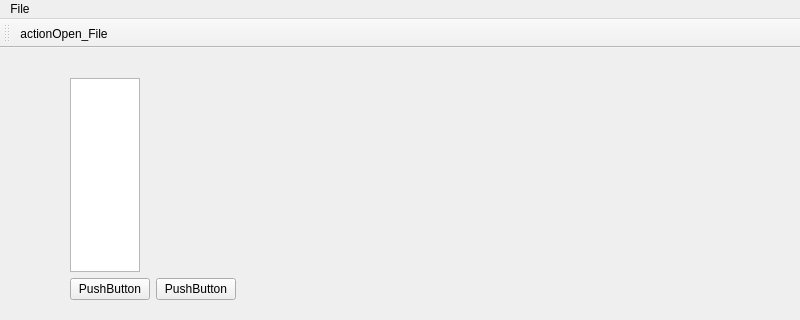
MitchellSarfo/2025_20697488, file Worksheet6/Worksheet6_GUI/mainwindow.ui: the form before one commit; both pictures show x 0 to 800 and y 0 to 320 of the 800 by 600 pixel window.
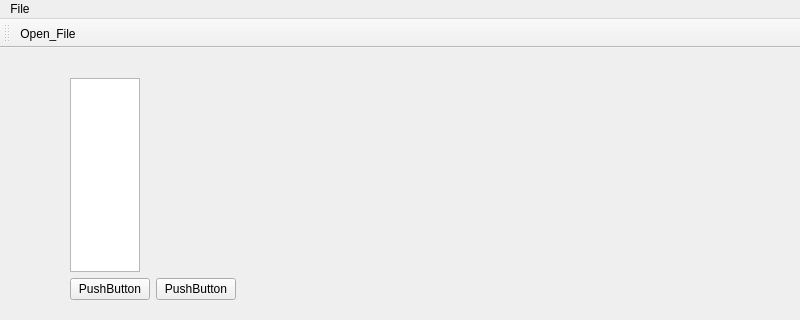
The form after the commit. Icons and pictures are not drawn.

Commit message: WS6: progress up to toolbar/icons step

The edit to the form file:
```diff
--- a/Worksheet6/Worksheet6_GUI/mainwindow.ui
+++ b/Worksheet6/Worksheet6_GUI/mainwindow.ui
@@ -103,6 +103,9 @@
    <property name="windowTitle">
     <string>toolBar</string>
    </property>
+   <property name="toolButtonStyle">
+    <enum>Qt::ToolButtonStyle::ToolButtonTextUnderIcon</enum>
+   </property>
    <attribute name="toolBarArea">
     <enum>TopToolBarArea</enum>
    </attribute>
@@ -113,7 +116,10 @@
   </widget>
   <action name="actionOpen_File">
    <property name="text">
-    <string>actionOpen_File</string>
+    <string>Open_File</string>
+   </property>
+   <property name="shortcut">
+    <string>Backspace</string>
    </property>
    <property name="menuRole">
     <enum>QAction::MenuRole::NoRole</enum>
```
Left out of the diff: 4 changed lines with no effect on the pictures. The commit also changes 7 other files.
